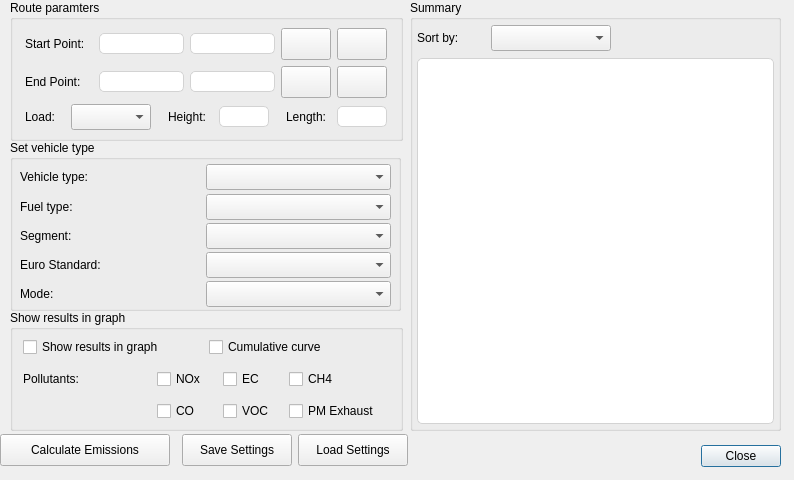
First picture: the form in road_emission_calculator_dialog_base.ui, repository NPRA/RoadEmissionCalculator, before the edit.
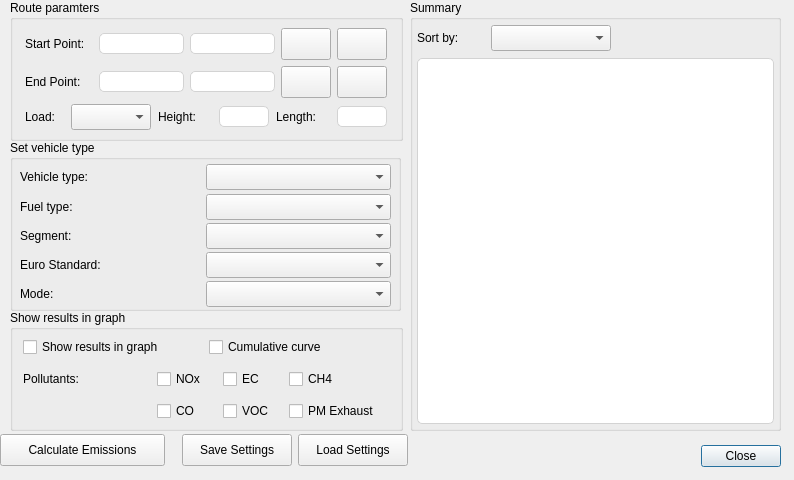
Second picture: the form after the edit. Icons and pictures are not drawn.

```diff
--- a/road_emission_calculator_dialog_base.ui
+++ b/road_emission_calculator_dialog_base.ui
@@ -729,13 +729,13 @@
           </property>
           <property name="minimumSize">
            <size>
-            <width>45</width>
+            <width>55</width>
             <height>26</height>
            </size>
           </property>
           <property name="maximumSize">
            <size>
-            <width>45</width>
+            <width>55</width>
             <height>26</height>
            </size>
           </property>
@@ -754,13 +754,13 @@
           </property>
           <property name="minimumSize">
            <size>
-            <width>45</width>
+            <width>55</width>
             <height>26</height>
            </size>
           </property>
           <property name="maximumSize">
            <size>
-            <width>45</width>
+            <width>55</width>
             <height>26</height>
            </size>
           </property>
@@ -1082,7 +1082,7 @@
     </item>
    </layout>
   </widget>
-  <widget class="QWidget" name="">
+  <widget class="QWidget" name="layoutWidget">
    <property name="geometry">
     <rect>
      <x>0</x>
@@ -1121,13 +1121,13 @@
      <widget class="QPushButton" name="btnGetEmissions">
       <property name="minimumSize">
        <size>
-        <width>170</width>
+        <width>165</width>
         <height>32</height>
        </size>
       </property>
       <property name="maximumSize">
        <size>
-        <width>170</width>
+        <width>165</width>
         <height>32</height>
        </size>
       </property>
```
Left out of the diff: 6 changed lines with no effect on the pictures.
